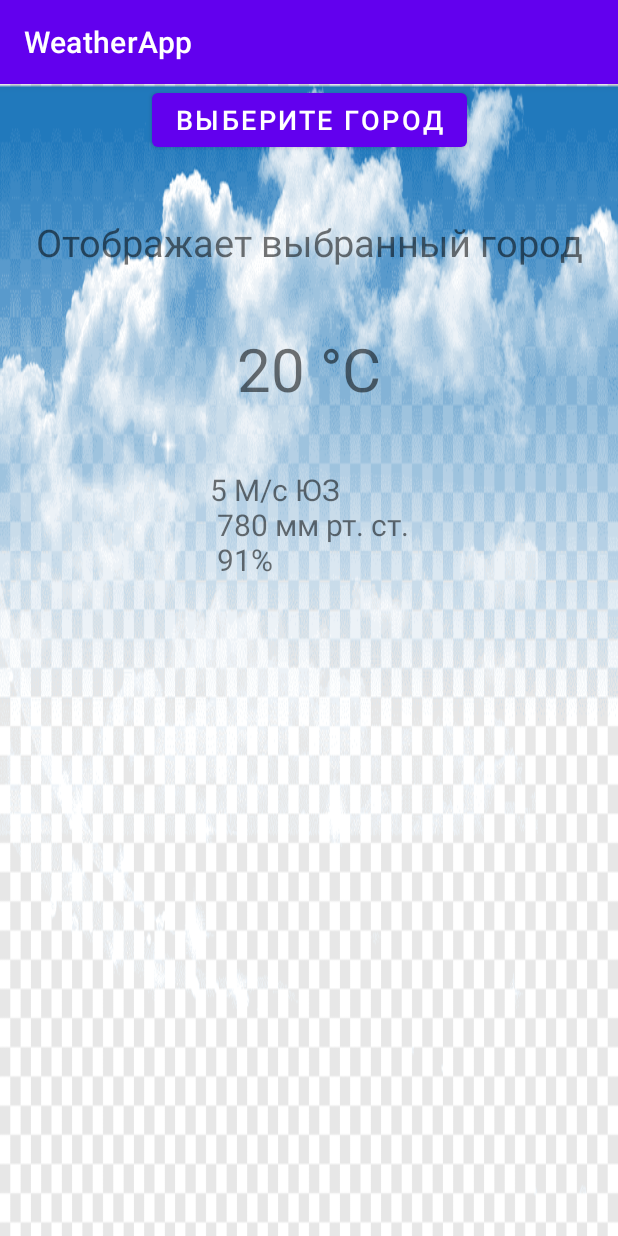
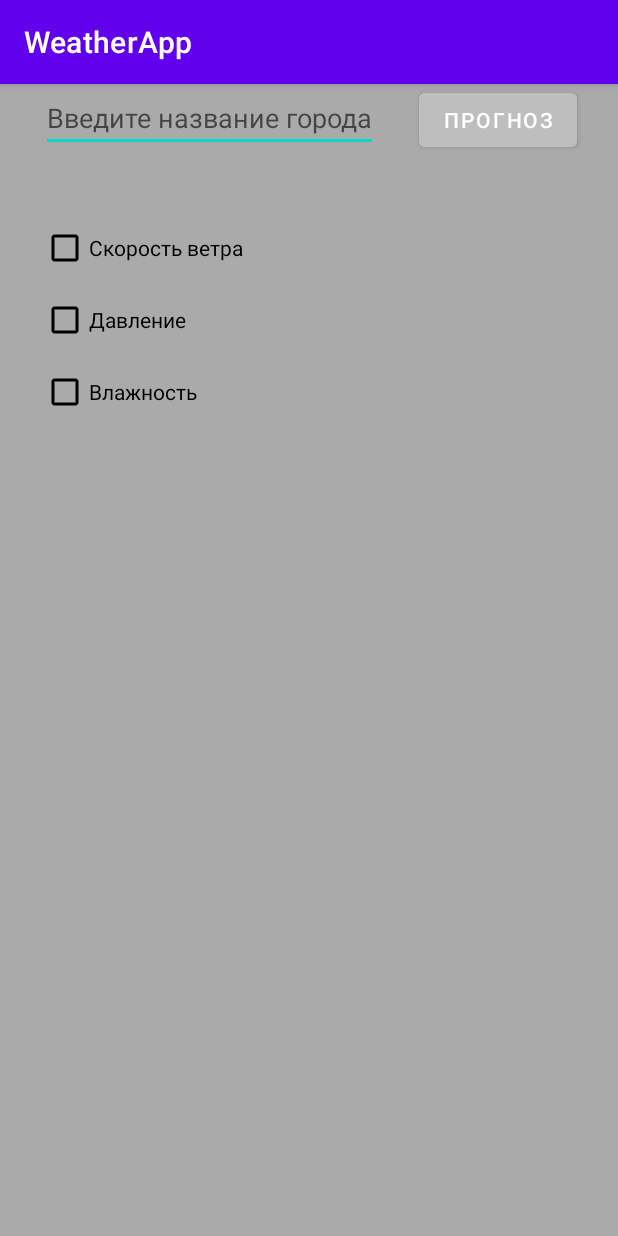
Before and after one commit to KostyaP12/GBWeatherApp, an Android app: the screen it shows after launch (MainActivity), on a phone screen of 412 x 824 dp. Run offline under Robolectric (Android 15) with nearby library versions, the phone set to English and light mode, and no system bars.

Commit message:
Рабочий вариант

```diff
--- a/app/build.gradle
+++ b/app/build.gradle
@@ -4,11 +4,11 @@ plugins {
 
 android {
     compileSdkVersion 30
-    buildToolsVersion "30.0.3"
+    buildToolsVersion '30.0.2'
 
     defaultConfig {
         applicationId "com.geekbrains.gbweather"
-        minSdkVersion 19
+        minSdkVersion 23
         targetSdkVersion 30
         versionCode 1
         versionName "1.0"
@@ -30,6 +30,8 @@ android {
 
 dependencies {
 
+    implementation "androidx.fragment:fragment:1.2.5"
+
     implementation 'androidx.appcompat:appcompat:1.2.0'
     implementation 'com.google.android.material:material:1.2.1'
     implementation 'androidx.constraintlayout:constraintlayout:2.0.4'
--- a/app/src/main/AndroidManifest.xml
+++ b/app/src/main/AndroidManifest.xml
@@ -1,7 +1,6 @@
 <?xml version="1.0" encoding="utf-8"?>
 <manifest xmlns:android="http://schemas.android.com/apk/res/android"
     package="com.geekbrains.gbweather">
-
     <application
         android:allowBackup="true"
         android:icon="@mipmap/ic_launcher"
@@ -9,7 +8,6 @@
         android:roundIcon="@mipmap/ic_launcher_round"
         android:supportsRtl="true"
         android:theme="@style/Theme.GBWeather">
-        <activity android:name=".SelectCity"/>
         <activity android:name=".MainActivity">
             <intent-filter>
                 <action android:name="android.intent.action.MAIN" />
--- /dev/null
+++ b/app/src/main/java/com/geekbrains/gbweather/FragmentSelectCity.java
@@ -0,0 +1,57 @@
+package com.geekbrains.gbweather;
+
+import android.annotation.SuppressLint;
+import android.content.Context;
+import android.content.Intent;
+import android.os.Bundle;
+import android.os.PersistableBundle;
+import android.view.LayoutInflater;
+import android.view.View;
+import android.view.ViewGroup;
+import android.widget.ArrayAdapter;
+import android.widget.Button;
+import android.widget.CheckBox;
+import android.widget.EditText;
+import android.widget.Spinner;
+import android.widget.TextView;
+import android.widget.Toast;
+
+import androidx.annotation.NonNull;
+import androidx.annotation.Nullable;
+import androidx.fragment.app.Fragment;
+
+public class FragmentSelectCity extends Fragment {
+    String[] cities = {"Moscow", "London", "New-York", "Madrid", "Paris", "Tokyo", "Los-Angeles", "Dubai", "Beijing", "Hon-Kong"};
+    public final static String TAG = "com.geekbrains.gbweather.FragmentSelectCity";
+    private OnFragmentSelectCityDataListener mListener;
+
+    public FragmentSelectCity(){
+    }
+
+
+
+    @Nullable
+    @Override
+    public View onCreateView(@NonNull LayoutInflater inflater, @Nullable ViewGroup container, @Nullable Bundle savedInstanceState) {
+        View view = inflater.inflate(R.layout.fragment_select_city, container, false);
+        EditText editText = view.findViewById(R.id.editSelectCity);
+        Button button = view.findViewById(R.id.sendBtn);
+
+        button.setOnClickListener(v -> {
+            String s = editText.getText().toString();
+            mListener.onOpenFragmentWeatherMain(s);
+
+        });
+        return view;
+    }
+
+    @Override
+    public void onAttach(@NonNull Context context) {
+        super.onAttach(context);
+        if(context instanceof OnFragmentSelectCityDataListener){
+            mListener = (OnFragmentSelectCityDataListener) context;
+        }else {
+            throw new RuntimeException(context.toString());
+        }
+    }
+}
--- a/app/src/main/java/com/geekbrains/gbweather/MainActivity.java
+++ b/app/src/main/java/com/geekbrains/gbweather/MainActivity.java
@@ -1,77 +1,52 @@
 package com.geekbrains.gbweather;
 
 import androidx.appcompat.app.AppCompatActivity;
+import androidx.fragment.app.Fragment;
+import androidx.fragment.app.FragmentManager;
+import androidx.fragment.app.FragmentTransaction;
 
-import android.content.Intent;
 import android.os.Bundle;
-import android.util.Log;
-import android.view.View;
+import android.widget.Button;
+import android.widget.EditText;
 import android.widget.TextView;
-import android.widget.Toast;
 
-public class MainActivity extends AppCompatActivity {
-    String TAG = "WeatherApp";
+public class MainActivity extends AppCompatActivity implements OnFragmentSelectCityDataListener {
+
+
+
     @Override
     protected void onCreate(Bundle savedInstanceState) {
         super.onCreate(savedInstanceState);
         setContentView(R.layout.activity_main);
 
-        Bundle arguments = getIntent().getExtras();
-        if(arguments != null) {
-            String city = arguments.get(SelectCity.keyToMainActivity).toString();
-            TextView textView = findViewById(R.id.selectedCity);
-            textView.setText(city);
+        FragmentManager fm = getSupportFragmentManager();
+        Fragment fragment = fm.findFragmentById(R.id.fragmentContainer);
+        if (fragment == null) {
+            fragment = new FragmentSelectCity();
+            fm.beginTransaction()
+                    .add(R.id.fragmentContainer, fragment, FragmentSelectCity.TAG)
+                    .commit();
         }
-        Toast.makeText(this, "onCreate", Toast.LENGTH_SHORT).show();
-        Log.d(TAG, "onCreate: ");
+
     }
+    @Override
+    public void onOpenFragmentWeatherMain(String string) {
+        FragmentManager fm = getSupportFragmentManager();
 
-    public void selectCity(View view) {
-        Intent intent = new Intent(this, SelectCity.class);
-        startActivity(intent);
-        Toast.makeText(this, "selectCity", Toast.LENGTH_SHORT).show();
-        Log.d(TAG, "selectCity: ");
-    }
+        Fragment fragment = fm.findFragmentById(R.id.fragmentContainer);
+        if (fragment instanceof FragmentSelectCity) {
+            Fragment fragmentReplace;
+            fragmentReplace = new FragmentWeatherMain();
 
-    @Override
-    protected void onStart() {
-        super.onStart();
-        Toast.makeText(this, "onStart", Toast.LENGTH_SHORT).show();
-        Log.d(TAG, "onStart: ");
-    }
+            Bundle bundle = new Bundle();
+            bundle.putString(FragmentWeatherMain.KEY, string);
+            fragmentReplace.setArguments(bundle);
 
-    @Override
-    protected void onResume() {
-        super.onResume();
-        Toast.makeText(this, "onResume", Toast.LENGTH_SHORT).show();
-        Log.d(TAG, "onResume: ");
-    }
-
-    @Override
-    protected void onPause() {
-        super.onPause();
-        Toast.makeText(this, "onPause", Toast.LENGTH_SHORT).show();
-        Log.d(TAG, "onPause: ");
-    }
-
-    @Override
-    protected void onStop() {
-        super.onStop();
-        Toast.makeText(this, "onStop", Toast.LENGTH_SHORT).show();
-        Log.d(TAG, "onStop: ");
-    }
-
-    @Override
-    protected void onRestart() {
-        super.onRestart();
-        Toast.makeText(this, "onRestart", Toast.LENGTH_SHORT).show();
-        Log.d(TAG, "onRestart: ");
-    }
-
-    @Override
-    protected void onDestroy() {
-        super.onDestroy();
-        Toast.makeText(this, "onDestroy", Toast.LENGTH_SHORT).show();
-        Log.d(TAG, "onDestroy: ");
+            fm.beginTransaction()
+                    .replace(R.id.fragmentContainer, fragmentReplace, FragmentWeatherMain.TAG)
+                    .setTransition(FragmentTransaction.TRANSIT_FRAGMENT_OPEN)
+                    .addToBackStack(FragmentWeatherMain.TAG)
+                    .commit();
+        }
     }
 }
--- /dev/null
+++ b/app/src/main/java/com/geekbrains/gbweather/OnFragmentSelectCityDataListener.java
@@ -0,0 +1,5 @@
+package com.geekbrains.gbweather;
+
+public interface OnFragmentSelectCityDataListener {
+    void onOpenFragmentWeatherMain(String string);
+}
--- a/app/src/main/res/layout-land/activity_main.xml
+++ /dev/null
@@ -1,55 +0,0 @@
-<?xml version="1.0" encoding="utf-8"?>
-<androidx.constraintlayout.widget.ConstraintLayout xmlns:android="http://schemas.android.com/apk/res/android"
-    xmlns:app="http://schemas.android.com/apk/res-auto"
-    xmlns:tools="http://schemas.android.com/tools"
-    android:layout_width="match_parent"
-    android:layout_height="match_parent"
-    android:background="@drawable/back"
-    tools:context=".MainActivity">
-
-
-    <Button
-        android:id="@+id/btnSelectCity"
-        android:layout_width="wrap_content"
-        android:layout_height="wrap_content"
-        android:onClick="selectCity"
-        android:text="@string/selectCity"
-        android:textSize="@dimen/selectCitySize"
-        app:layout_constraintEnd_toEndOf="parent"
-        app:layout_constraintStart_toStartOf="parent"
-        app:layout_constraintTop_toTopOf="parent" />
-
-    <TextView
-        android:id="@+id/selectedCity"
-        android:layout_width="wrap_content"
-        android:layout_height="wrap_content"
-        android:layout_marginTop="@dimen/marginTopEditSelectCitySpinnerSelectCity"
-        android:text="@string/selectedCity"
-        app:layout_constraintEnd_toEndOf="parent"
-        app:layout_constraintStart_toStartOf="parent"
-        app:layout_constraintTop_toBottomOf="@id/btnSelectCity"
-        android:textSize="@dimen/selectedCity"/>
-
-    <TextView
-        android:id="@+id/temperature"
-        android:layout_width="wrap_content"
-        android:layout_height="wrap_content"
-        android:layout_marginTop="@dimen/marginTopEditSelectCitySpinnerSelectCity"
-        android:text="@string/temperature"
-        android:textSize="@dimen/temperatureTextSize"
-        app:layout_constraintEnd_toEndOf="parent"
-        app:layout_constraintStart_toStartOf="parent"
-        app:layout_constraintTop_toBottomOf="@id/selectedCity" />
-
-    <TextView
-        android:layout_width="wrap_content"
-        android:layout_height="wrap_content"
-        android:layout_marginTop="@dimen/marginTopEditSelectCitySpinnerSelectCity"
-        android:text="@string/tempInfo"
-        android:textSize="@dimen/tempInfoSize"
-        app:layout_constraintEnd_toEndOf="@id/selectedCity"
-        app:layout_constraintStart_toStartOf="@id/selectedCity"
-        app:layout_constraintTop_toBottomOf="@id/temperature" />
-
-
-</androidx.constraintlayout.widget.ConstraintLayout>
--- a/app/src/main/res/layout/activity_main.xml
+++ b/app/src/main/res/layout/activity_main.xml
@@ -4,52 +4,17 @@
     xmlns:tools="http://schemas.android.com/tools"
     android:layout_width="match_parent"
     android:layout_height="match_parent"
-    android:background="@drawable/back"
     tools:context=".MainActivity">
 
 
-    <Button
-        android:id="@+id/btnSelectCity"
-        android:layout_width="wrap_content"
-        android:layout_height="wrap_content"
-        android:onClick="selectCity"
-        android:text="@string/selectCity"
-        android:textSize="@dimen/selectCitySize"
+    <FrameLayout
+        android:id="@+id/fragmentContainer"
+        android:layout_width="match_parent"
+        android:layout_height="match_parent"
+        app:layout_constraintStart_toStartOf="parent"
         app:layout_constraintEnd_toEndOf="parent"
-        app:layout_constraintStart_toStartOf="parent"
-        app:layout_constraintTop_toTopOf="parent" />
-
-    <TextView
-        android:id="@+id/selectedCity"
-        android:layout_width="wrap_content"
-        android:layout_height="wrap_content"
-        android:layout_marginTop="@dimen/marginTopEditSelectCitySpinnerSelectCity"
-        android:text="@string/selectedCity"
-        app:layout_constraintEnd_toEndOf="parent"
-        app:layout_constraintStart_toStartOf="parent"
-        app:layout_constraintTop_toBottomOf="@id/btnSelectCity"
-        android:textSize="@dimen/selectedCity"/>
-
-    <TextView
-        android:id="@+id/temperature"
-        android:layout_width="wrap_content"
-        android:layout_height="wrap_content"
-        android:layout_marginTop="@dimen/marginTopEditSelectCitySpinnerSelectCity"
-        android:text="@string/temperature"
-        android:textSize="@dimen/temperatureTextSize"
-        app:layout_constraintEnd_toEndOf="parent"
-        app:layout_constraintStart_toStartOf="parent"
-        app:layout_constraintTop_toBottomOf="@id/selectedCity" />
-
-    <TextView
-        android:layout_width="wrap_content"
-        android:layout_height="wrap_content"
-        android:layout_marginTop="@dimen/marginTopEditSelectCitySpinnerSelectCity"
-        android:text="@string/tempInfo"
-        android:textSize="@dimen/tempInfoSize"
-        app:layout_constraintEnd_toEndOf="@id/selectedCity"
-        app:layout_constraintStart_toStartOf="@id/selectedCity"
-        app:layout_constraintTop_toBottomOf="@id/temperature" />
-
+        app:layout_constraintTop_toTopOf="parent"
+        app:layout_constraintBottom_toBottomOf="parent"
+        />
 
 </androidx.constraintlayout.widget.ConstraintLayout>
--- a/app/src/main/res/values-land/dimens.xml
+++ b/app/src/main/res/values-land/dimens.xml
@@ -4,5 +4,5 @@
     <dimen name="marginTopEditSelectCitySpinnerSelectCity">20dp</dimen>
     <dimen name="temperatureTextSize">40sp</dimen>
     <dimen name="tempInfoSize">20sp</dimen>
-    <dimen name="selectedCity">25dp</dimen>
+    <dimen name="selectedCity">25sp</dimen>
 </resources>
--- a/app/src/main/res/values-night/dimens.xml
+++ b/app/src/main/res/values-night/dimens.xml
@@ -1,4 +1,4 @@
 <?xml version="1.0" encoding="utf-8"?>
 <resources>
-    <dimen name="selectedCity">25dp</dimen>
+    <dimen name="selectedCity">25sp</dimen>
 </resources>
--- a/app/src/main/res/values-small-land/dimens.xml
+++ b/app/src/main/res/values-small-land/dimens.xml
@@ -4,5 +4,5 @@
     <dimen name="marginTopEditSelectCitySpinnerSelectCity">5dp</dimen>
     <dimen name="temperatureTextSize">5sp</dimen>
     <dimen name="tempInfoSize">5sp</dimen>
-    <dimen name="selectedCity">25dp</dimen>
+    <dimen name="selectedCity">25sp</dimen>
 </resources>
--- a/app/src/main/res/values/dimens.xml
+++ b/app/src/main/res/values/dimens.xml
@@ -2,7 +2,8 @@
 <resources>
     <dimen name="selectCitySize">18sp</dimen>
     <dimen name="marginTopEditSelectCitySpinnerSelectCity">40dp</dimen>
-    <dimen name="temperatureTextSize">40sp</dimen>
-    <dimen name="tempInfoSize">20sp</dimen>
-    <dimen name="selectedCity">25dp</dimen>
+    <dimen name="temperatureTextSize">80sp</dimen>
+    <dimen name="tempInfoSize">25sp</dimen>
+    <dimen name="selectedCity">25sp</dimen>
+    <dimen name="city_filed_margin_top">30dp</dimen>
 </resources>
--- a/app/src/main/res/values/strings.xml
+++ b/app/src/main/res/values/strings.xml
@@ -7,8 +7,9 @@
     <string name="humidity">Влажность</string>
     <string name="temperature">20 °C</string>
     <string name="selectedCity">Отображает выбранный город</string>
-    <string name="tempInfo">5 М/с ЮЗ\n
-                            780 мм рт. ст.\n
-                            91%</string>
+    <string name="wind_speed_str">5 М/с ЮЗ</string>
+    <string name="pressure_str">780 мм рт. ст.</string>
+    <string name="humidity_str">91%</string>
     <string name="textSendbtn">Прогноз</string>
+    <string name="ImageViewWeatherIconContentDescription">weather_icon</string>
 </resources>
```
Also changed, not shown: app/src/main/java/com/geekbrains/gbweather/FragmentWeatherMain.java (added, +36 -0 lines), app/src/main/java/com/geekbrains/gbweather/SelectCity.java (deleted, +0 -77 lines), app/src/main/res/layout/activity_select_city.xml (deleted, +0 -73 lines), app/src/main/res/layout/fragment_select_city.xml (renamed from app/src/main/res/layout-land/activity_select_city.xml, +7 -16 lines), app/src/main/res/layout/fragment_weather_main.xml (added, +90 -0 lines), app/src/main/res/drawable/clouds_weather_png.png (added).
